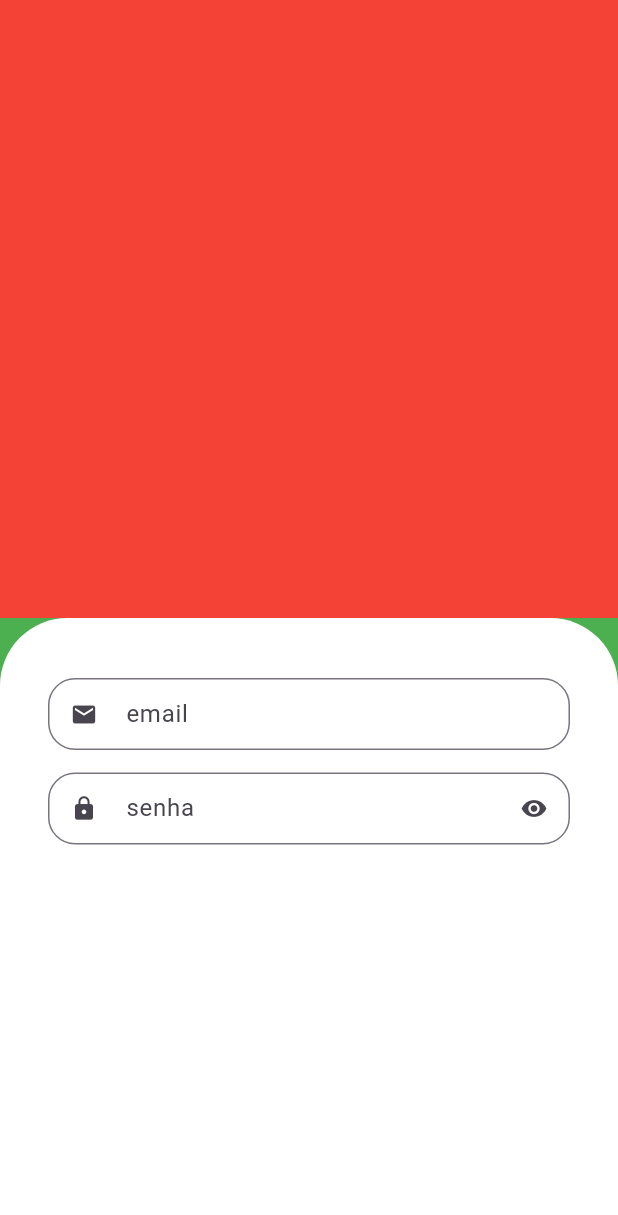
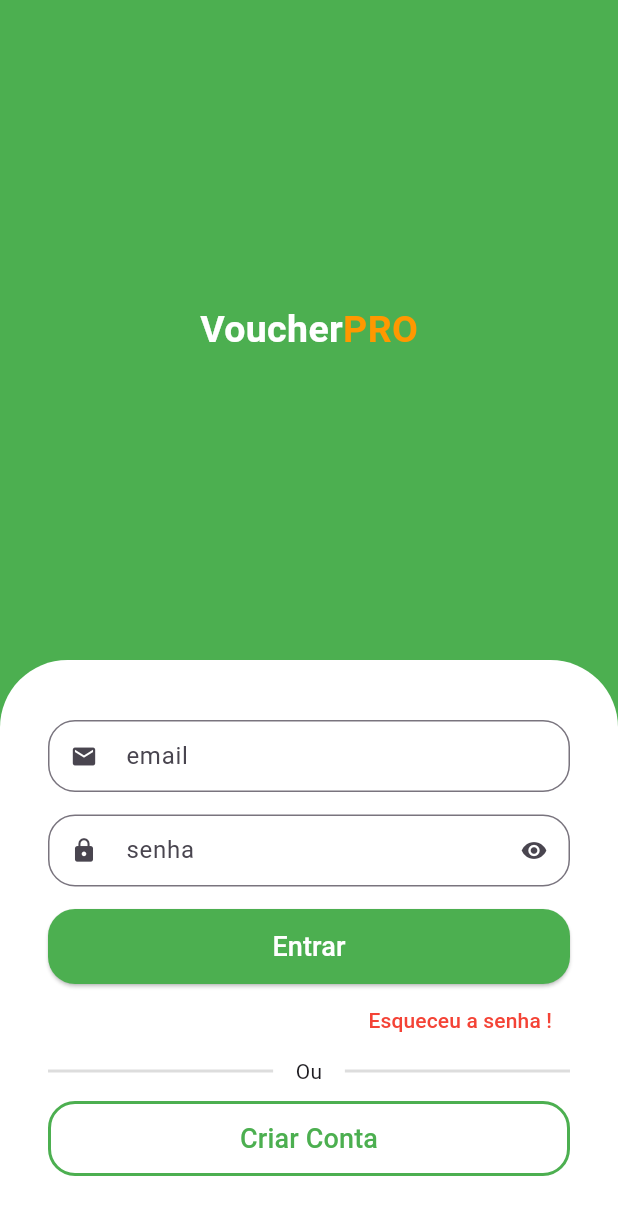
Before and after one commit to robsonneves/flutter-getx, a Flutter app: the screen it shows after launch, on a phone screen of 412 x 824 dp. Shown: the top 1215 px of the screen. Run offline on Flutter 3.47's test engine with Material 3 defaults, Android fonts, the phone set to English and light mode, and no system bars; our stand-ins replace get.

```diff
--- a/lib/main.dart
+++ b/lib/main.dart
@@ -1,5 +1,6 @@
 import 'package:flutter/material.dart';
-import 'package:flutter_getx/src/pages/sign_in_screen.dart';
+import 'package:flutter_getx/src/routes/routes.dart';
+import 'package:get/get.dart';
 
 void main() {
   runApp(const MyApp());
@@ -10,13 +11,14 @@ class MyApp extends StatelessWidget {
 
   @override
   Widget build(BuildContext context) {
-    return MaterialApp(
+    return GetMaterialApp(
       title: 'Flutter GetX',
       theme: ThemeData(
         primarySwatch: Colors.green,
       ),
       debugShowCheckedModeBanner: true,
-      home: const SignInScreen(),
+      initialRoute: PagesRoutes.signinRoute,
+      getPages: Routes.pages,
     );
   }
 }
--- /dev/null
+++ b/lib/src/config/custom_colors.dart
@@ -0,0 +1,6 @@
+import 'package:flutter/material.dart';
+
+abstract class CustomColors {
+  //static Color COLOR_PRIMARY = Colors.green;
+  //static Color COLOR_SECONDARY = Colors.orange;
+}
--- a/lib/src/pages/sign_in_screen.dart
+++ b/lib/src/pages/sign_in_screen.dart
@@ -1,21 +1,55 @@
 import 'package:flutter/material.dart';
 import 'package:flutter_getx/src/pages/components/custom_text_field.dart';
+import 'package:flutter_getx/src/routes/routes.dart';
+import 'package:get/get.dart';
 
 class SignInScreen extends StatelessWidget {
   const SignInScreen({Key? key}) : super(key: key);
 
   @override
   Widget build(BuildContext context) {
+    final size = MediaQuery.of(context).size;
+
     return Scaffold(
       backgroundColor: Colors.green,
-      body: Column(children: [
-        Expanded(
-          child: Container(
-            color: Colors.red,
+      body: SingleChildScrollView(
+        child: SizedBox(
+          height: size.height,
+          width: size.width,
+          child: Column(children: [
+            const Expanded(
+              child: Column(
+                mainAxisAlignment: MainAxisAlignment.center,
+                crossAxisAlignment: CrossAxisAlignment.center,
+                children: [
+                  Text.rich(
+                    TextSpan(
+                        style: TextStyle(
+                          fontSize: 25,
+                        ),
+                        children: [
+                          TextSpan(
+                            text: 'Voucher',
+                            style: TextStyle(
+                              color: Colors.white,
+                              fontWeight: FontWeight.bold,
                             ),
                           ),
-        Expanded(
-          child: Container(
+                          TextSpan(
+                            text: 'PRO',
+                            style: TextStyle(
+                              color: Colors.orange,
+                              fontWeight: FontWeight.bold,
+                            ),
+                          )
+                        ]),
+                  ),
+                ],
+              ),
+            ),
+
+            // Formulario
+            Container(
               padding: const EdgeInsets.symmetric(
                 horizontal: 32,
                 vertical: 40,
@@ -26,22 +60,105 @@ class SignInScreen extends StatelessWidget {
                   top: Radius.circular(45),
                 ),
               ),
-            child: Column(children: [
+              child: Column(
+                  crossAxisAlignment: CrossAxisAlignment.stretch,
+                  children: [
                     //email
-              CustomTextFild(
+                    const CustomTextFild(
                       icon: Icons.email,
                       label: 'email',
                     ),
                     // senha
-              CustomTextFild(
+                    const CustomTextFild(
                       icon: Icons.lock,
                       label: 'senha',
                       isSecret: true,
                     ),
+
+                    // btn entrar
+                    SizedBox(
+                      height: 50,
+                      child: ElevatedButton(
+                        style: ElevatedButton.styleFrom(
+                          backgroundColor: Colors.green,
+                          shape: RoundedRectangleBorder(
+                            borderRadius: BorderRadius.circular(18),
+                          ),
+                        ),
+                        onPressed: () {},
+                        child: const Text(
+                          'Entrar',
+                          style: TextStyle(fontSize: 18, color: Colors.white),
+                        ),
+                      ),
+                    ),
+
+                    // Esqueceu senha
+                    Align(
+                      alignment: Alignment.centerRight,
+                      child: TextButton(
+                        onPressed: () {},
+                        child: const Text(
+                          'Esqueceu a senha !',
+                          style: TextStyle(color: Colors.red),
+                        ),
+                      ),
+                    ),
+
+                    // Divisor
+                    Padding(
+                      padding: const EdgeInsets.only(bottom: 10),
+                      child: Row(
+                        children: [
+                          Expanded(
+                            child: Divider(
+                              color: Colors.grey.withAlpha(90),
+                              thickness: 2,
+                            ),
+                          ),
+                          const Padding(
+                            padding: EdgeInsets.symmetric(horizontal: 15),
+                            child: Text('Ou'),
+                          ),
+                          Expanded(
+                            child: Divider(
+                              color: Colors.grey.withAlpha(90),
+                              thickness: 2,
+                            ),
+                          ),
+                        ],
+                      ),
+                    ),
+
+                    // BTN Criar conta
+                    SizedBox(
+                      height: 50,
+                      child: OutlinedButton(
+                        style: OutlinedButton.styleFrom(
+                            shape: RoundedRectangleBorder(
+                              borderRadius: BorderRadius.circular(18),
+                            ),
+                            side: const BorderSide(
+                              width: 2,
+                              color: Colors.green,
+                            )),
+                        onPressed: () {
+                          Get.toNamed(PagesRoutes.signupRoute);
+                        },
+                        child: const Text(
+                          'Criar Conta',
+                          style: TextStyle(
+                            fontSize: 18,
+                            color: Colors.green,
+                          ),
+                        ),
+                      ),
+                    )
+                  ]),
+            ),
           ]),
         ),
       ),
-      ]),
     );
   }
 }
--- a/lib/src/routes/routes.dart
+++ b/lib/src/routes/routes.dart
@@ -0,0 +1,22 @@
+import 'package:flutter_getx/src/pages/sign_in_screen.dart';
+import 'package:flutter_getx/src/pages/sign_up_screen.dart';
+import 'package:get/get.dart';
+
+abstract class Routes {
+  static final pages = <GetPage>[
+    GetPage(
+      page: () => const SignInScreen(),
+      name: PagesRoutes.signinRoute,
+    ),
+    GetPage(
+      page: () => const SignUpScreen(),
+      name: PagesRoutes.signupRoute,
+    ),
+  ];
+}
+
+abstract class PagesRoutes {
+  static const String signinRoute = '/signinscreen';
+  static const String signupRoute = '/signupscreen';
+  static const String baseRoute = '/';
+}
```
Also changed, not shown: lib/src/pages/sign_up_screen.dart (added, +90 -0 lines). Lines whose indentation alone changed are shown as unchanged.
